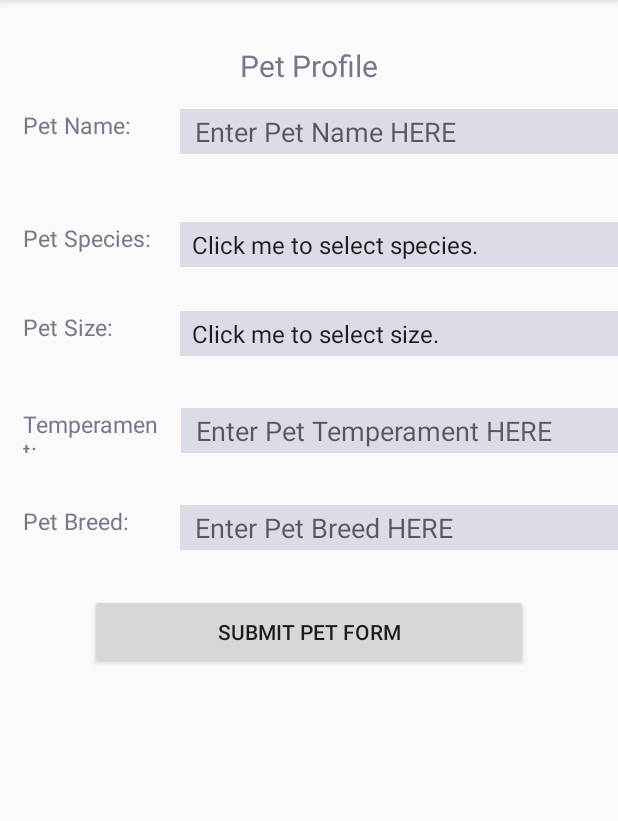
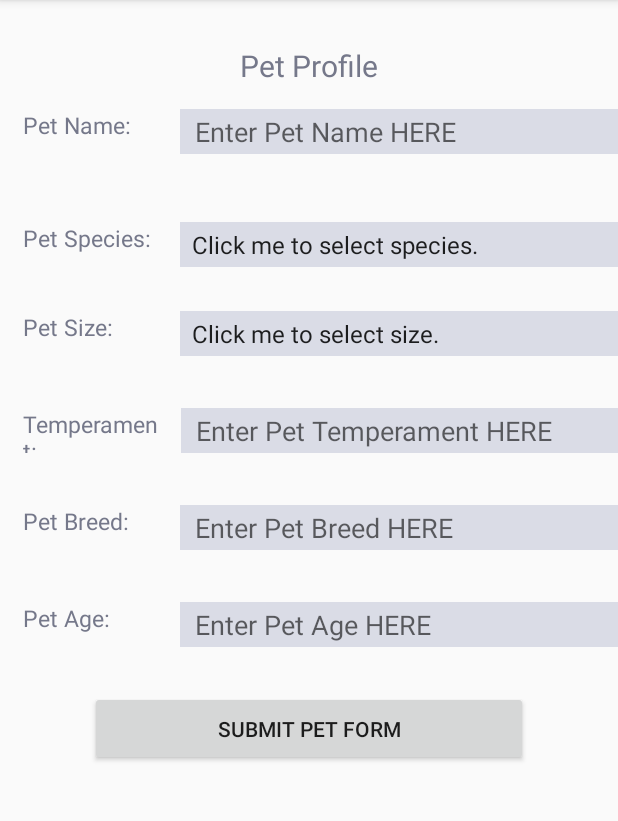
Before and after one commit to avfallon/PetSitterApp, an Android app: the PetFormActivity screen opened directly, with no data from a screen before it, on a phone screen of 412 x 824 dp, the part 84-905 px from its top. Run offline under Robolectric (Android 15) with nearby library versions, the phone set to English and light mode, and no system bars; 1 statement that could not run was skipped.

Commit message:
added age to petform xml only

```diff
--- a/app/src/main/res/layout/activity_petform.xml
+++ b/app/src/main/res/layout/activity_petform.xml
@@ -334,6 +334,69 @@
 
 
 
+    <RelativeLayout
+        android:id="@+id/RelativeLayout_PetForm_PetAge"
+        android:layout_below="@+id/RelativeLayout_PetForm_ErrorTag_PetBreed"
+        android:layout_marginTop="15dp"
+        android:layout_width="wrap_content"
+        android:layout_height="wrap_content">
+
+        <TextView
+            android:id="@+id/PetAgeTitle"
+            android:layout_width="100dp"
+            android:layout_height="30dp"
+            android:text="@string/String_petForm_PetAgeTitle"
+            android:textColor="@color/petFormTitle_color"
+            android:layout_marginLeft="10dp"
+            android:layout_marginStart="10dp"
+            android:paddingHorizontal="5dp"
+            android:textSize="15sp"
+            android:layout_alignParentLeft="true"
+            android:layout_alignParentStart="true"
+            android:gravity="start"
+            />
+
+        <EditText
+            android:id="@+id/PetAgeInput"
+            android:layout_marginLeft="10dp"
+            android:layout_toRightOf="@+id/PetAgeTitle"
+            android:background="@color/petFormInput_color"
+            android:layout_width="300dp"
+            android:layout_height="30dp"
+
+            android:paddingHorizontal="10dp"
+            android:hint="@string/String_petForm_PetAgeInput"
+            android:maxLength="@string/PetAge_CharLimit"
+            android:inputType="number"
+            />
+    </RelativeLayout>
+
+
+    <RelativeLayout
+        android:id="@+id/RelativeLayout_PetForm_ErrorTag_PetAge"
+        android:layout_width="wrap_content"
+        android:layout_height="wrap_content"
+        android:layout_below="@+id/RelativeLayout_PetForm_PetAge"
+        >
+
+        <!--Error Tag FOR Pet Name-->
+        <TextView
+            android:id="@+id/ErrorTag_PetAge"
+            android:visibility = "invisible"
+
+            android:layout_width="match_parent"
+            android:layout_height="wrap_content"
+            android:layout_marginHorizontal="50dp"
+            android:text="@string/String_ErrorTag_PetAge"
+            android:textColor="@color/Color_ErrorTag"
+            />
+    </RelativeLayout>
+
+
+
+
+
+
 
 
 
@@ -341,7 +404,7 @@
 
     <RelativeLayout
             android:id="@+id/RelativeLayout_PetForm_SubmitButton"
-            android:layout_below="@+id/RelativeLayout_PetForm_ErrorTag_PetBreed"
+            android:layout_below="@+id/RelativeLayout_PetForm_ErrorTag_PetAge"
             android:layout_margin="10dp"
             android:layout_width="wrap_content"
             android:layout_height="wrap_content"
--- a/app/src/main/res/values/strings.xml
+++ b/app/src/main/res/values/strings.xml
@@ -18,6 +18,9 @@
     <string name="String_petForm_PetBreedTitle">Pet Breed:</string>
     <string name="String_petForm_PetBreedInput">Enter Pet Breed HERE</string>
 
+    <string name="String_petForm_PetAgeTitle">Pet Age:</string>
+    <string name="String_petForm_PetAgeInput">Enter Pet Age HERE</string>
+
     <!--Varchar Limits for PetForm-->
     <string name="PetName_CharLimit">80</string>
     <string name="PetSpecies_CharLimit">180</string>
@@ -35,6 +38,7 @@
     <string name="String_ErrorTag_PetSize">*Please Choose Your Pets Size</string>
     <string name="String_ErrorTag_PetTemperament">*Please Choose Your Pets Temperament</string>
     <string name="String_ErrorTag_PetBreed">*Please Enter Your Pets Breed</string>
+    <string name="String_ErrorTag_PetAge">*Please Enter Your Pets Age</string>
 
 
     <!--Button Text-->
```
